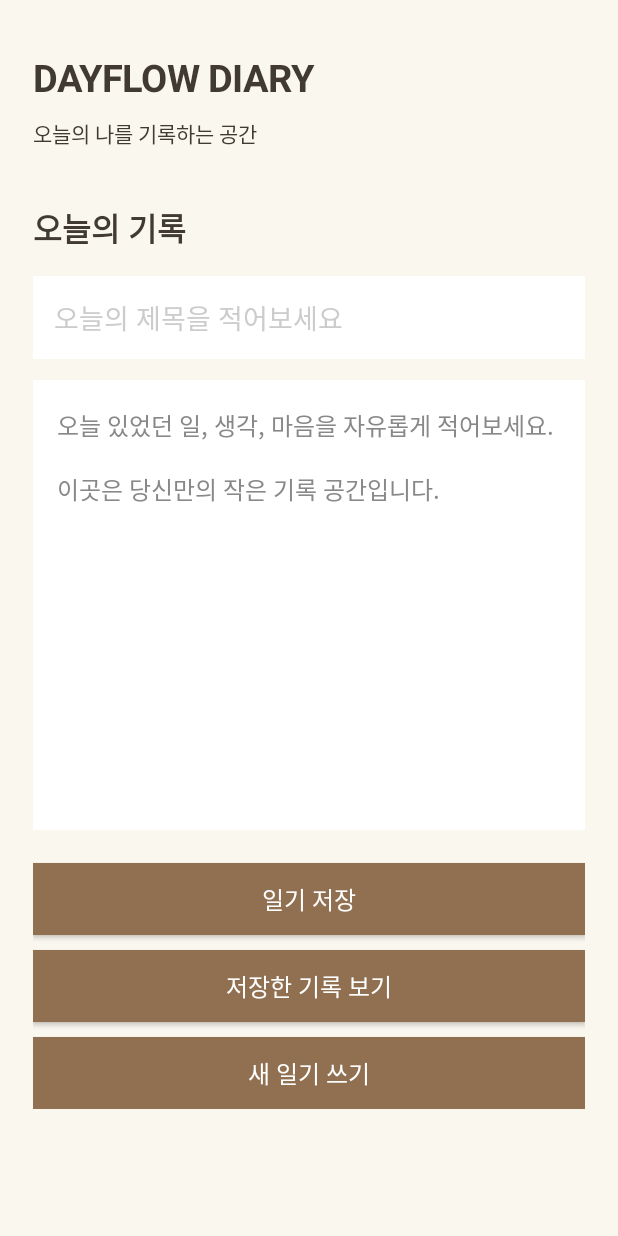
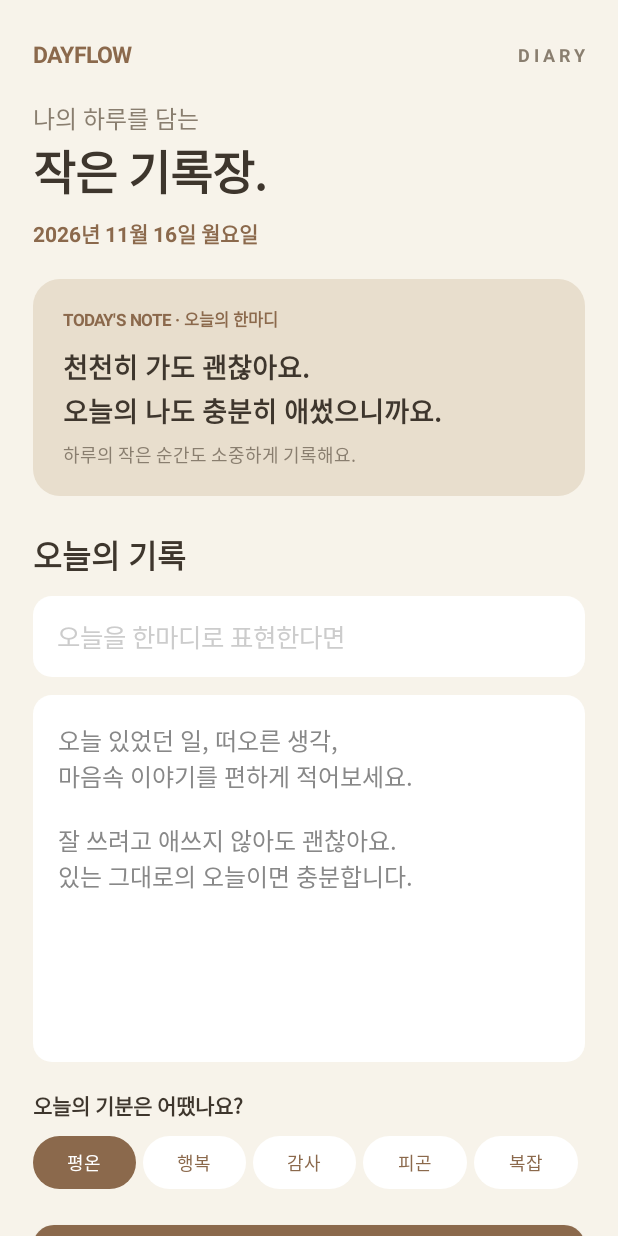
Before and after one commit to supermenpark/DAYFLOW-Diary, an Android app: the screen it shows after launch (MainActivity), on a phone screen of 412 x 824 dp. Run offline under Robolectric (Android 15) with nearby library versions, the phone set to English and light mode, and no system bars.

Commit message:
Update MainActivity.kt

```diff
--- a/DiaryApp/app/src/main/java/com/supermenpark/dayflowdiary/MainActivity.kt
+++ b/DiaryApp/app/src/main/java/com/supermenpark/dayflowdiary/MainActivity.kt
@@ -1,15 +1,20 @@
+
 package com.supermenpark.dayflowdiary
 
 import android.app.Activity
 import android.app.AlertDialog
-import android.os.Bundle
 import android.graphics.Color
 import android.graphics.Typeface
+import android.graphics.drawable.GradientDrawable
+import android.os.Bundle
 import android.view.Gravity
 import android.view.View
 import android.widget.*
 import org.json.JSONArray
 import org.json.JSONObject
+import java.text.SimpleDateFormat
+import java.util.Date
+import java.util.Locale
 
 class MainActivity : Activity() {
 
@@ -17,12 +22,15 @@ class MainActivity : Activity() {
         getSharedPreferences("diary_data", MODE_PRIVATE)
     }
 
-    private val paper = Color.rgb(250, 247, 239)
-    private val ink = Color.rgb(65, 58, 49)
-    private val brown = Color.rgb(145, 112, 82)
+    private val paper = Color.rgb(247, 243, 234)
+    private val ink = Color.rgb(62, 54, 45)
+    private val muted = Color.rgb(137, 126, 111)
+    private val brown = Color.rgb(139, 105, 76)
 
     private lateinit var titleInput: EditText
     private lateinit var contentInput: EditText
+
+    private var selectedMood = "평온"
 
     override fun onCreate(savedInstanceState: Bundle?) {
         super.onCreate(savedInstanceState)
@@ -30,76 +38,158 @@ class MainActivity : Activity() {
     }
 
     private fun showDiary() {
-        val scroll = ScrollView(this)
-        scroll.setBackgroundColor(paper)
+        val scroll = ScrollView(this).apply {
+            setBackgroundColor(paper)
+            isFillViewport = true
+        }
 
         val root = LinearLayout(this).apply {
             orientation = LinearLayout.VERTICAL
-            setPadding(dp(22), dp(30), dp(22), dp(30))
+            setPadding(dp(22), dp(26), dp(22), dp(32))
         }
 
         scroll.addView(root)
 
-        root.addView(label("DAYFLOW DIARY", 25, true))
-        root.addView(label("오늘의 나를 기록하는 공간", 14, false))
+        val top = row()
+        top.addView(
+            label("DAYFLOW", 15, true, brown),
+            LinearLayout.LayoutParams(0, -2, 1f)
+        )
+        top.addView(label("D I A R Y", 12, true, muted))
+        root.addView(top)
 
-        addSpace(root, 28)
+        space(root, 20)
 
-        root.addView(label("오늘의 기록", 21, true))
+        root.addView(label("나의 하루를 담는", 16, false, muted))
+        root.addView(label("작은 기록장.", 31, true, ink))
 
-        addSpace(root, 12)
+        space(root, 8)
+        root.addView(label(todayString(), 14, true, brown))
+
+        space(root, 20)
+
+        val quote = LinearLayout(this).apply {
+            orientation = LinearLayout.VERTICAL
+            setPadding(dp(20), dp(19), dp(20), dp(19))
+            background = rounded(Color.rgb(232, 222, 205), 18)
+        }
+
+        quote.addView(
+            label("TODAY'S NOTE · 오늘의 한마디", 11, true, brown)
+        )
+
+        space(quote, 10)
+
+        quote.addView(
+            label(
+                "천천히 가도 괜찮아요.\n오늘의 나도 충분히 애썼으니까요.",
+                18, true, ink
+            )
+        )
+
+        space(quote, 7)
+        quote.addView(
+            label("하루의 작은 순간도 소중하게 기록해요.", 12, false, muted)
+        )
+
+        root.addView(quote)
+
+        space(root, 24)
+
+        root.addView(label("오늘의 기록", 21, true, ink))
+        space(root, 12)
 
         titleInput = EditText(this).apply {
-            hint = "오늘의 제목을 적어보세요"
-            textSize = 18f
+            hint = "오늘을 한마디로 표현한다면"
+            textSize = 17f
             setTextColor(ink)
             setHintTextColor(Color.LTGRAY)
             setSingleLine(true)
-            setPadding(dp(14), dp(14), dp(14), dp(14))
-            setBackgroundColor(Color.WHITE)
+            setPadding(dp(16), dp(15), dp(16), dp(15))
+            background = rounded(Color.WHITE, 13)
         }
 
         root.addView(titleInput, matchWidth())
-
-        addSpace(root, 14)
+        space(root, 12)
 
         contentInput = EditText(this).apply {
-            hint = "오늘 있었던 일, 생각, 마음을 자유롭게 적어보세요.\n\n이곳은 당신만의 작은 기록 공간입니다."
+            hint = "오늘 있었던 일, 떠오른 생각,\n마음속 이야기를 편하게 적어보세요.\n\n잘 쓰려고 애쓰지 않아도 괜찮아요.\n있는 그대로의 오늘이면 충분합니다."
             textSize = 16f
             setTextColor(ink)
             setHintTextColor(Color.GRAY)
             gravity = Gravity.TOP
-            minLines = 12
-            setPadding(dp(16), dp(18), dp(16), dp(18))
-            setBackgroundColor(Color.WHITE)
+            minLines = 9
+            setPadding(dp(17), dp(18), dp(17), dp(18))
+            background = rounded(Color.WHITE, 13)
         }
 
         root.addView(
             contentInput,
-            LinearLayout.LayoutParams(
-                LinearLayout.LayoutParams.MATCH_PARENT,
-                dp(300)
-            )
+            LinearLayout.LayoutParams(-1, dp(245))
         )
 
-        addSpace(root, 22)
+        space(root, 18)
 
-        root.addView(actionButton("일기 저장") {
+        root.addView(label("오늘의 기분은 어땠나요?", 14, true, ink))
+        space(root, 10)
+
+        val moods = row()
+
+        listOf("평온", "행복", "감사", "피곤", "복잡").forEach { mood ->
+            val chip = TextView(this).apply {
+                text = mood
+                textSize = 12f
+                gravity = Gravity.CENTER
+                setTextColor(
+                    if (selectedMood == mood) Color.WHITE else brown
+                )
+                setPadding(dp(12), dp(9), dp(12), dp(9))
+                background = rounded(
+                    if (selectedMood == mood) brown else Color.WHITE,
+                    30
+                )
+
+                setOnClickListener {
+                    selectedMood = mood
+                    showDiary()
+                }
+            }
+
+            val lp = LinearLayout.LayoutParams(0, -2, 1f)
+            lp.marginEnd = dp(5)
+            moods.addView(chip, lp)
+        }
+
+        root.addView(moods)
+
+        space(root, 24)
+
+        root.addView(primaryButton("기록 저장하기") {
             saveDiary()
         })
 
-        addSpace(root, 10)
+        space(root, 9)
 
-        root.addView(actionButton("저장한 기록 보기") {
+        root.addView(secondaryButton("저장한 일기 모아보기") {
             showSavedEntries()
         })
 
-        addSpace(root, 10)
+        space(root, 9)
 
-        root.addView(actionButton("새 일기 쓰기") {
+        root.addView(secondaryButton("새 일기 작성") {
             titleInput.setText("")
             contentInput.setText("")
+            selectedMood = "평온"
+            showDiary()
         })
+
+        space(root, 20)
+
+        root.addView(
+            label("A LITTLE SPACE FOR YOURSELF", 10, true, muted).apply {
+                gravity = Gravity.CENTER
+            }
+        )
 
         setContentView(scroll)
     }
@@ -109,27 +199,35 @@ class MainActivity : Activity() {
         val content = contentInput.text.toString().trim()
 
         if (title.isEmpty() && content.isEmpty()) {
-            Toast.makeText(this, "기록할 내용을 입력해 주세요.", Toast.LENGTH_SHORT).show()
+            Toast.makeText(
+                this,
+                "오늘의 기록을 먼저 적어주세요.",
+                Toast.LENGTH_SHORT
+            ).show()
             return
         }
 
         val entries = readEntries()
-        val entry = JSONObject().apply {
+
+        entries.put(JSONObject().apply {
             put("title", title)
             put("content", content)
             put("date", System.currentTimeMillis())
-        }
+            put("mood", selectedMood)
+        })
 
-        entries.put(entry)
         prefs.edit().putString("entries", entries.toString()).apply()
 
-        Toast.makeText(this, "일기를 저장했어요.", Toast.LENGTH_SHORT).show()
+        Toast.makeText(
+            this,
+            "오늘의 기록을 소중히 저장했어요.",
+            Toast.LENGTH_SHORT
+        ).show()
     }
 
     private fun readEntries(): JSONArray {
-        val saved = prefs.getString("entries", "[]") ?: "[]"
         return try {
-            JSONArray(saved)
+            JSONArray(prefs.getString("entries", "[]") ?: "[]")
         } catch (e: Exception) {
             JSONArray()
         }
@@ -139,68 +237,121 @@ class MainActivity : Activity() {
         val entries = readEntries()
 
         if (entries.length() == 0) {
-            Toast.makeText(this, "저장된 기록이 없습니다.", Toast.LENGTH_SHORT).show()
+            Toast.makeText(
+                this,
+                "아직 저장한 일기가 없어요.",
+                Toast.LENGTH_SHORT
+            ).show()
             return
         }
 
         val items = Array(entries.length()) { index ->
-            val item = entries.getJSONObject(entries.length() - 1 - index)
-            val title = item.optString("title", "제목 없음")
-            val date = java.text.SimpleDateFormat(
-                "yyyy.MM.dd HH:mm",
-                java.util.Locale.KOREA
-            ).format(java.util.Date(item.optLong("date")))
-            "$date\n$title"
+            val item = entries.getJSONObject(
+                entries.length() - 1 - index
+            )
+
+            val date = SimpleDateFormat(
+                "yyyy.MM.dd",
+                Locale.KOREA
+            ).format(Date(item.optLong("date")))
+
+            "$date · ${item.optString("title", "제목 없는 기록")}"
         }
 
         AlertDialog.Builder(this)
-            .setTitle("나의 기록")
+            .setTitle("나의 하루 모음")
             .setItems(items) { _, which ->
-                val item = entries.getJSONObject(entries.length() - 1 - which)
-                titleInput.setText(item.optString("title"))
-                contentInput.setText(item.optString("content"))
+                val item = entries.getJSONObject(
+                    entries.length() - 1 - which
+                )
+
+                val savedTitle = item.optString("title")
+                val savedContent = item.optString("content")
+
+                selectedMood = item.optString("mood", "평온")
+                showDiary()
+
+                titleInput.setText(savedTitle)
+                contentInput.setText(savedContent)
             }
             .setNegativeButton("닫기", null)
             .show()
     }
 
-    private fun actionButton(
+    private fun primaryButton(
         text: String,
         action: () -> Unit
-    ): Button {
-        return Button(this).apply {
+    ) = Button(this).apply {
         this.text = text
         textSize = 16f
+        isAllCaps = false
+        typeface = Typeface.DEFAULT_BOLD
         setTextColor(Color.WHITE)
-            setBackgroundColor(brown)
+        background = rounded(brown, 14)
+        setPadding(dp(12), dp(8), dp(12), dp(8))
         setOnClickListener { action() }
     }
+
+    private fun secondaryButton(
+        text: String,
+        action: () -> Unit
+    ) = Button(this).apply {
+        this.text = text
+        textSize = 14f
+        isAllCaps = false
+        setTextColor(brown)
+        background = rounded(Color.rgb(239, 232, 220), 14)
+        setOnClickListener { action() }
     }
 
     private fun label(
         text: String,
         size: Int,
-        bold: Boolean
-    ): TextView {
-        return TextView(this).apply {
+        bold: Boolean,
+        color: Int
+    ) = TextView(this).apply {
         this.text = text
         textSize = size.toFloat()
-            setTextColor(ink)
-            if (bold) setTypeface(null, Typeface.BOLD)
-            setPadding(0, dp(5), 0, dp(5))
-        }
+        setTextColor(color)
+
+        if (bold) {
+            setTypeface(null, Typeface.BOLD)
         }
 
-    private fun addSpace(root: LinearLayout, height: Int) {
-        root.addView(View(this), LinearLayout.LayoutParams(1, dp(height)))
+        setLineSpacing(dp(3).toFloat(), 1f)
+    }
+
+    private fun row() = LinearLayout(this).apply {
+        orientation = LinearLayout.HORIZONTAL
+        gravity = Gravity.CENTER_VERTICAL
+    }
+
+    private fun rounded(
+        color: Int,
+        radius: Int
+    ) = GradientDrawable().apply {
+        setColor(color)
+        cornerRadius = dp(radius).toFloat()
+    }
+
+    private fun space(parent: LinearLayout, height: Int) {
+        parent.addView(
+            View(this),
+            LinearLayout.LayoutParams(1, dp(height))
+        )
+    }
+
+    private fun todayString(): String {
+        return SimpleDateFormat(
+            "yyyy년 M월 d일 EEEE",
+            Locale.KOREA
+        ).format(Date())
     }
 
     private fun matchWidth() =
-        LinearLayout.LayoutParams(
-            LinearLayout.LayoutParams.MATCH_PARENT,
-            LinearLayout.LayoutParams.WRAP_CONTENT
-        )
+        LinearLayout.LayoutParams(-1, -2)
 
-    private fun dp(value: Int): Int =
-        (value * resources.displayMetrics.density).toInt()
+    private fun dp(value: Int): Int {
+        return (value * resources.displayMetrics.density).toInt()
     }
+}
```
Lines whose indentation alone changed are shown as unchanged.
